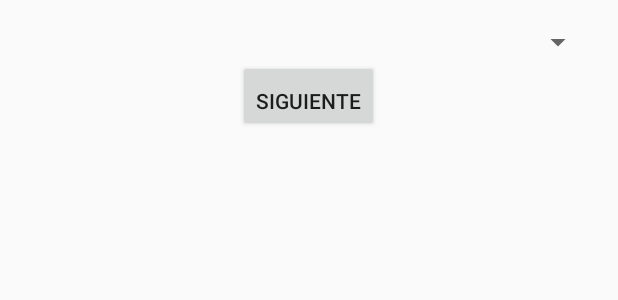
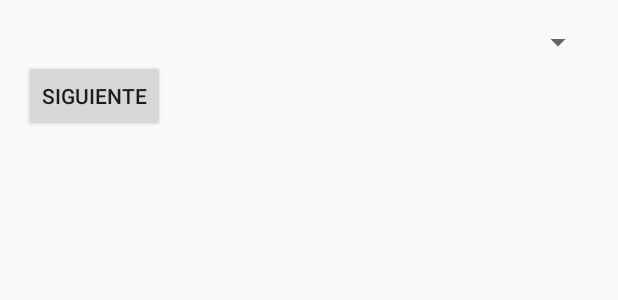
Before and after one commit to mary1508/Programacion-de-Dispositivos-M-viles, an Android app: the layout activity_main.xml on its own in the app's theme, with its tools: preview values and no code run, on a phone screen of 412 x 824 dp. Shown: the top 300 px of the screen. Run offline under Robolectric (Android 15) with nearby library versions, the phone set to English and light mode, and no system bars.

Commit message:
solucionando errores

```diff
--- a/Practica03/ejercicio 01/app/src/main/java/com/example/ejercicio01/MainActivity.kt
+++ b/Practica03/ejercicio 01/app/src/main/java/com/example/ejercicio01/MainActivity.kt
@@ -1,4 +1,4 @@
-package com.example.ejercicio1
+package com.example.ejercicio01
 
 import android.content.Intent
 import android.os.Bundle
--- a/Practica03/ejercicio 01/app/src/main/res/layout/activity_main.xml
+++ b/Practica03/ejercicio 01/app/src/main/res/layout/activity_main.xml
@@ -9,15 +9,12 @@
         android:id="@+id/spinner_images"
         android:layout_width="match_parent"
         android:layout_height="wrap_content"
-        android:entries="@array/images_array"
-        android:prompt="@string/spinner_prompt" />
+        android:prompt="@string/spinner_prompt"/>
 
     <Button
         android:id="@+id/btn_next"
         android:layout_width="wrap_content"
         android:layout_height="wrap_content"
-        android:text="@string/btn_next"
-        android:layout_gravity="center_horizontal"
-        android:paddingTop="16dp" />
+        android:text="Siguiente" />
 
 </LinearLayout>
--- a/Practica03/ejercicio 01/app/src/main/res/layout/activity_second.xml
+++ b/Practica03/ejercicio 01/app/src/main/res/layout/activity_second.xml
@@ -8,8 +8,8 @@
     <ImageView
         android:id="@+id/image_view"
         android:layout_width="match_parent"
-        android:layout_height="300dp"
-        android:contentDescription="@string/image_default" />
+        android:layout_height="50dp"
+        android:layout_weight="1"/>
 
     <Button
         android:id="@+id/btn_back"
```
Also changed, not shown: Practica03/ejercicio 01/app/src/main/AndroidManifest.xml (+8 -1 lines).
